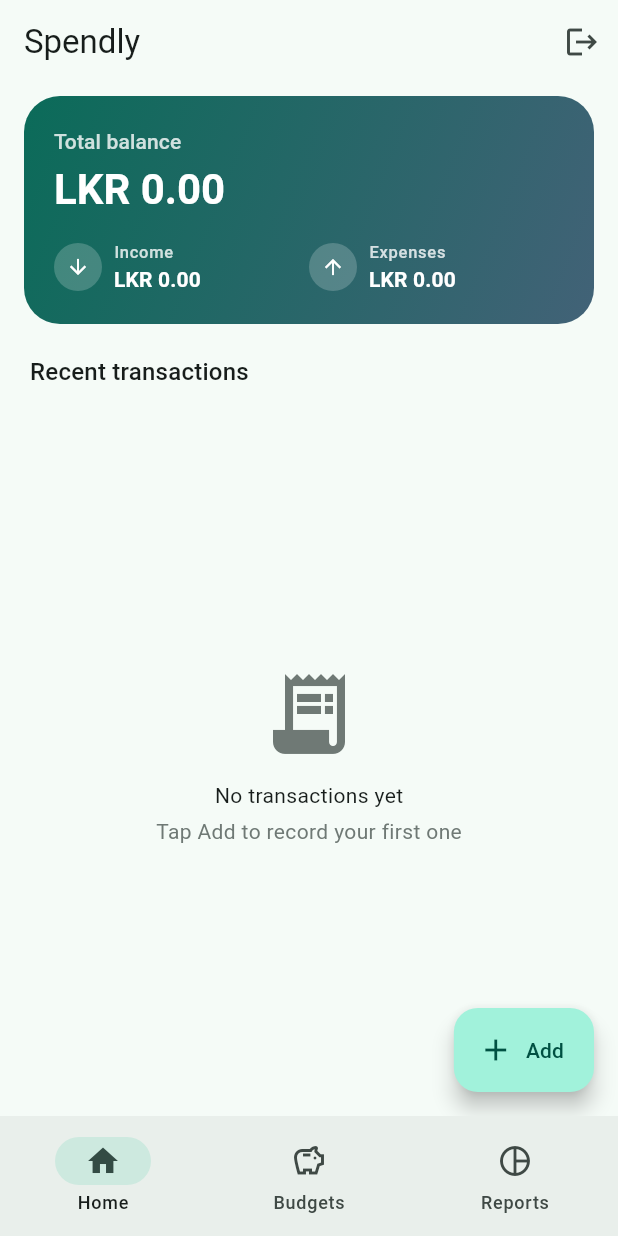
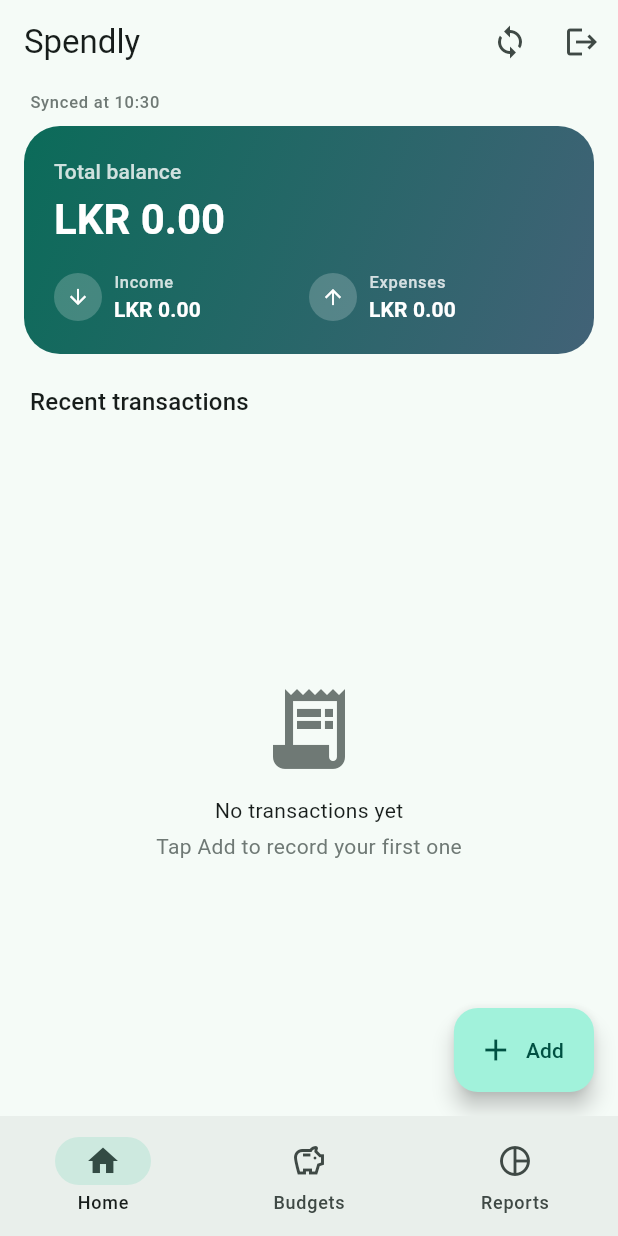
Before and after one commit to YasOnline177/spendly, a Flutter app: the screen it shows once a user with an empty profile is signed in, on a phone screen of 412 x 824 dp. Run offline on Flutter 3.47's test engine with Material 3 defaults, Android fonts, the phone set to English and light mode, and no system bars; our stand-ins replace cloud_firestore, drift, drift_flutter, firebase_auth, firebase_core, fl_chart and 1 more; accounts and stored records are empty; generated files the repository leaves out were written again.

Commit message:
feat: add sync button and status line

```diff
--- a/lib/features/transactions/presentation/home_screen.dart
+++ b/lib/features/transactions/presentation/home_screen.dart
@@ -6,6 +6,7 @@ import '../../../core/constants/categories.dart';
 import '../../../core/utils/formatters.dart';
 import '../../../data/models/transaction.dart';
 import '../../auth/application/auth_provider.dart';
+import '../../sync/application/sync_provider.dart';
 import '../application/transactions_provider.dart';
 import 'add_transaction_screen.dart';
 import 'widgets/summary_card.dart';
@@ -17,11 +18,29 @@ class HomeScreen extends ConsumerWidget {
   Widget build(BuildContext context, WidgetRef ref) {
     final txsAsync = ref.watch(transactionsProvider);
     final summary = ref.watch(summaryProvider);
+    final sync = ref.watch(syncControllerProvider);
 
     return Scaffold(
       appBar: AppBar(
         title: const Text('Spendly'),
         actions: [
+          IconButton(
+            tooltip: 'Sync now',
+            onPressed: sync.status == SyncStatus.syncing
+                ? null
+                : () => _syncNow(context, ref),
+            icon: sync.status == SyncStatus.syncing
+                ? const SizedBox(
+                    width: 20,
+                    height: 20,
+                    child: CircularProgressIndicator(strokeWidth: 2),
+                  )
+                : Icon(
+                    sync.status == SyncStatus.error
+                        ? Icons.sync_problem
+                        : Icons.sync,
+                  ),
+          ),
           IconButton(
             tooltip: 'Sign out',
             icon: const Icon(Icons.logout),
@@ -31,6 +50,7 @@ class HomeScreen extends ConsumerWidget {
       ),
       body: Column(
         children: [
+          const _SyncStatusLine(),
           SummaryCard(summary: summary),
           Padding(
             padding: const EdgeInsets.fromLTRB(20, 12, 20, 4),
@@ -108,9 +128,7 @@ class _TransactionTile extends ConsumerWidget {
       child: ListTile(
         onTap: () => Navigator.push(
           context,
-          MaterialPageRoute(
-            builder: (_) => AddTransactionScreen(existing: t),
-          ),
+          MaterialPageRoute(builder: (_) => AddTransactionScreen(existing: t)),
         ),
         leading: CircleAvatar(
           backgroundColor: isIncome
@@ -186,3 +204,53 @@ Future<void> _confirmSignOut(BuildContext context, WidgetRef ref) async {
     await ref.read(authRepositoryProvider).signOut();
   }
 }
+
+Future<void> _syncNow(BuildContext context, WidgetRef ref) async {
+  await ref.read(syncControllerProvider.notifier).syncNow();
+  if (!context.mounted) return;
+
+  final s = ref.read(syncControllerProvider);
+  if (s.status == SyncStatus.error) {
+    ScaffoldMessenger.of(context)
+      ..clearSnackBars()
+      ..showSnackBar(SnackBar(content: Text(s.error ?? 'Sync failed')));
+  }
+}
+
+class _SyncStatusLine extends ConsumerWidget {
+  const _SyncStatusLine();
+
+  @override
+  Widget build(BuildContext context, WidgetRef ref) {
+    final s = ref.watch(syncControllerProvider);
+    final scheme = Theme.of(context).colorScheme;
+
+    String? text;
+    var isError = false;
+    switch (s.status) {
+      case SyncStatus.syncing:
+        text = 'Syncing…';
+      case SyncStatus.error:
+        text = s.error ?? 'Sync failed';
+        isError = true;
+      case SyncStatus.idle:
+        if (s.lastSynced != null) {
+          text = 'Synced at ${DateFormat.Hm().format(s.lastSynced!)}';
+        }
+    }
+    if (text == null) return const SizedBox.shrink();
+
+    return Padding(
+      padding: const EdgeInsets.fromLTRB(20, 4, 20, 0),
+      child: Align(
+        alignment: Alignment.centerLeft,
+        child: Text(
+          text,
+          style: Theme.of(context).textTheme.labelSmall?.copyWith(
+                color: isError ? scheme.error : scheme.outline,
+              ),
+        ),
+      ),
+    );
+  }
+}
```
Also changed, not shown: 1 other file.
